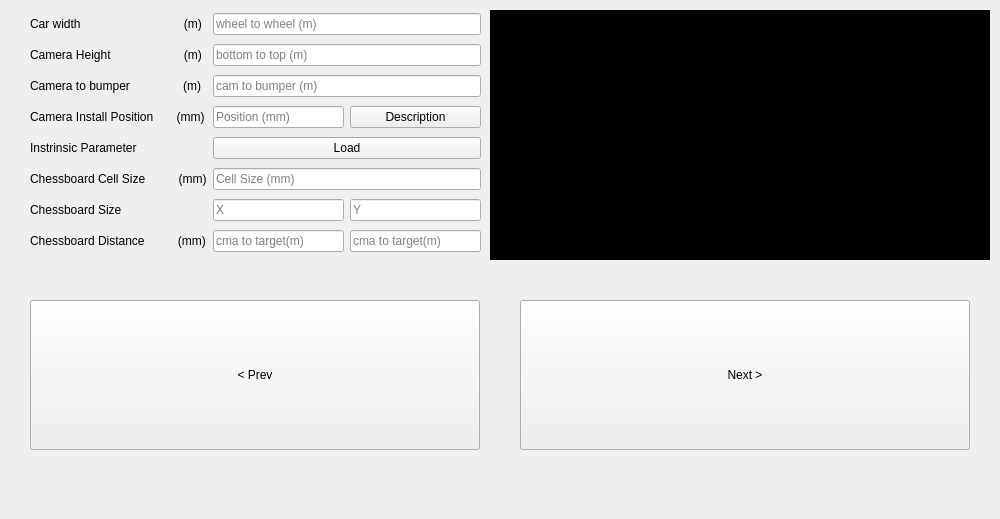
Qt form parameterinput.ui (owo458/TempProject) before a commit.
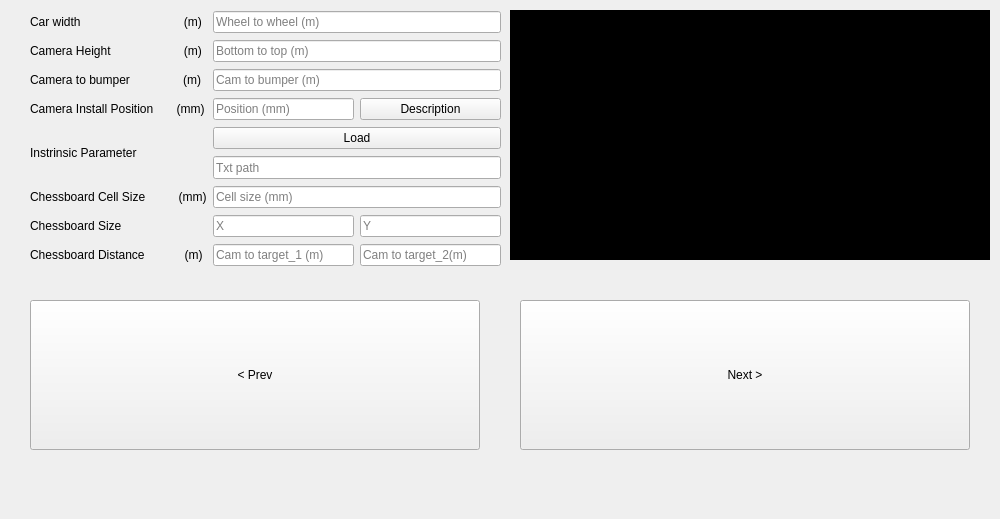
The same form after that commit.

Commit message: [ExtrinsicParameter] 외부 파라미터 및 GUI 연결

Diff of the .ui file:
```diff
--- a/parameterinput.ui
+++ b/parameterinput.ui
@@ -42,9 +42,9 @@
   <widget class="QLabel" name="PointImg">
    <property name="geometry">
     <rect>
-     <x>490</x>
+     <x>510</x>
      <y>10</y>
-     <width>500</width>
+     <width>480</width>
      <height>250</height>
     </rect>
    </property>
@@ -55,17 +55,17 @@
     <string/>
    </property>
   </widget>
-  <widget class="QWidget" name="">
+  <widget class="QWidget" name="layoutWidget">
    <property name="geometry">
     <rect>
      <x>30</x>
      <y>10</y>
-     <width>451</width>
-     <height>251</height>
+     <width>471</width>
+     <height>257</height>
     </rect>
    </property>
    <layout class="QGridLayout" name="gridLayout">
-    <item row="6" column="0">
+    <item row="7" column="0">
      <widget class="QLabel" name="label_5">
       <property name="text">
        <string>Chessboard Size</string>
@@ -78,7 +78,7 @@
        <string/>
       </property>
       <property name="placeholderText">
-       <string notr="true">wheel to wheel (m)</string>
+       <string notr="true">Wheel to wheel (m)</string>
       </property>
       <property name="clearButtonEnabled">
        <bool>false</bool>
@@ -91,32 +91,32 @@
        <string/>
       </property>
       <property name="placeholderText">
-       <string notr="true">cam to bumper (m)</string>
+       <string notr="true">Cam to bumper (m)</string>
+      </property>
+     </widget>
+    </item>
+    <item row="8" column="1">
+     <widget class="QLineEdit" name="lineEdit_CarToChessboard_1">
+      <property name="text">
+       <string/>
+      </property>
+      <property name="placeholderText">
+       <string notr="true">Cam to target_1 (m)</string>
+      </property>
+     </widget>
+    </item>
+    <item row="8" column="2">
+     <widget class="QLineEdit" name="lineEdit_CarToChessboard_2">
+      <property name="text">
+       <string/>
+      </property>
+      <property name="placeholderText">
+       <string notr="true">Cam to target_2(m)</string>
       </property>
      </widget>
     </item>
     <item row="7" column="1">
-     <widget class="QLineEdit" name="lineEdit_carTochessboard_1">
-      <property name="text">
-       <string/>
-      </property>
-      <property name="placeholderText">
-       <string notr="true">cma to target(m)</string>
-      </property>
-     </widget>
-    </item>
-    <item row="7" column="2">
-     <widget class="QLineEdit" name="lineEdit_carTochessboard_2">
-      <property name="text">
-       <string/>
-      </property>
-      <property name="placeholderText">
-       <string notr="true">cma to target(m)</string>
-      </property>
-     </widget>
-    </item>
-    <item row="6" column="1">
-     <widget class="QLineEdit" name="lineEdit_chessboardSizeX">
+     <widget class="QLineEdit" name="lineEdit_ChessboardSizeX">
       <property name="text">
        <string/>
       </property>
@@ -149,7 +149,7 @@
       </property>
      </widget>
     </item>
-    <item row="5" column="0">
+    <item row="6" column="0">
      <widget class="QLabel" name="label_4">
       <property name="text">
        <string>Chessboard Cell Size          (mm)</string>
@@ -162,19 +162,19 @@
        <string/>
       </property>
       <property name="placeholderText">
-       <string notr="true">bottom to top (m)</string>
+       <string notr="true">Bottom to top (m)</string>
       </property>
      </widget>
     </item>
-    <item row="7" column="0">
+    <item row="8" column="0">
      <widget class="QLabel" name="label_8">
       <property name="text">
-       <string>Chessboard Distance          (mm)</string>
+       <string>Chessboard Distance            (m)</string>
       </property>
      </widget>
     </item>
-    <item row="6" column="2">
-     <widget class="QLineEdit" name="lineEdit_chessboardSizeY">
+    <item row="7" column="2">
+     <widget class="QLineEdit" name="lineEdit_ChessboardSizeY">
       <property name="text">
        <string/>
       </property>
@@ -190,27 +190,13 @@
       </property>
      </widget>
     </item>
-    <item row="4" column="1" colspan="2">
-     <widget class="QPushButton" name="pushButton_2">
-      <property name="text">
-       <string>Load</string>
-      </property>
-     </widget>
-    </item>
-    <item row="5" column="1" colspan="2">
-     <widget class="QLineEdit" name="lineEdit_cellSize">
+    <item row="6" column="1" colspan="2">
+     <widget class="QLineEdit" name="lineEdit_ChessboardCellSize">
       <property name="text">
        <string/>
       </property>
       <property name="placeholderText">
-       <string notr="true">Cell Size (mm)</string>
-      </property>
-     </widget>
-    </item>
-    <item row="4" column="0">
-     <widget class="QLabel" name="label_7">
-      <property name="text">
-       <string>Instrinsic Parameter</string>
+       <string notr="true">Cell size (mm)</string>
       </property>
      </widget>
     </item>
@@ -228,6 +214,39 @@
       </property>
      </widget>
     </item>
+    <item row="5" column="1" colspan="2">
+     <widget class="QLineEdit" name="lineEdit_FileName">
+      <property name="minimumSize">
+       <size>
+        <width>119</width>
+        <height>23</height>
+       </size>
+      </property>
+      <property name="toolTip">
+       <string>&lt;html&gt;&lt;head/&gt;&lt;body&gt;&lt;p&gt;&lt;br/&gt;&lt;/p&gt;&lt;/body&gt;&lt;/html&gt;</string>
+      </property>
+      <property name="text">
+       <string/>
+      </property>
+      <property name="placeholderText">
+       <string notr="true">Txt path</string>
+      </property>
+     </widget>
+    </item>
+    <item row="4" column="1" colspan="2">
+     <widget class="QPushButton" name="pushButton_2">
+      <property name="text">
+       <string>Load</string>
+      </property>
+     </widget>
+    </item>
+    <item row="4" column="0" rowspan="2">
+     <widget class="QLabel" name="label_7">
+      <property name="text">
+       <string>Instrinsic Parameter</string>
+      </property>
+     </widget>
+    </item>
    </layout>
   </widget>
  </widget>
```
Left out of the diff: 25 changed lines with no effect on the pictures. The commit also changes 13 other files.
